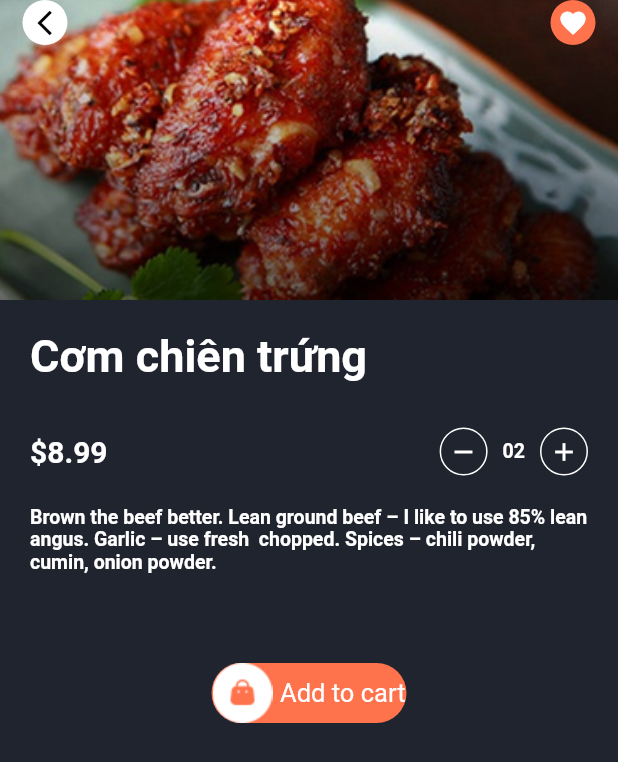
After one commit to MrLongg71/foodhub, a Flutter app: the FoodDetailPage screen opened by its route, on a phone screen of 412 x 824 dp. The commit adds this screen. Shown: the top 762 px of the screen. Run offline on Flutter 3.47's test engine with Material 2 defaults, Android fonts, the light colour scheme and no system bars; our stand-ins replace avatar_glow, equatable, flutter_bloc, flutter_rating_bar; Roboto replaces fonts that are missing (SFProText).

Commit message:
init food deatail page

```diff
--- /dev/null
+++ b/lib/src/module/foods/pages/food_detail_page.dart
@@ -0,0 +1,196 @@
+import 'package:flutter/material.dart';
+import 'package:foodhub/src/util/colors.dart';
+import 'package:foodhub/src/util/styles.dart';
+import 'package:foodhub/src/util/uidata.dart';
+import 'package:foodhub/src/widgets/stateful/filled_round_button.dart';
+
+class FoodDetailPage extends StatefulWidget {
+  const FoodDetailPage({Key key}) : super(key: key);
+
+  @override
+  _FoodDetailPageState createState() => _FoodDetailPageState();
+}
+
+class _FoodDetailPageState extends State<FoodDetailPage> {
+  EdgeInsets padding;
+  Size size;
+
+  @override
+  Widget build(BuildContext context) {
+    padding = MediaQuery.of(context).padding;
+    size = MediaQuery.of(context).size;
+    return Scaffold(
+      body: _buildBody(),
+    );
+  }
+
+  Widget _buildBody() {
+    return SingleChildScrollView(
+      child: Column(
+        crossAxisAlignment: CrossAxisAlignment.start,
+        children: [
+          _buildImageFood(),
+          Padding(
+            padding: const EdgeInsets.all(20.0),
+            child: Text(
+              "Cơm chiên trứng",
+              style: StylesText.body30RegularSFProText,
+            ),
+          ),
+          _buildIncreaseDecrease(),
+          _buildDescription(),
+          _buildButtonAddCart(),
+          // _buildReview()
+        ],
+      ),
+    );
+  }
+
+  Widget _buildImageFood() {
+    return Container(
+      height: 200,
+      child: Stack(
+        children: [
+          Image.asset(
+            UIData.image1,
+            fit: BoxFit.cover,
+            height: double.infinity,
+            width: double.infinity,
+          ),
+          Container(
+            decoration:
+                BoxDecoration(gradient: MyColors.gradient_black_to_grey),
+          ),
+          Positioned(
+            left: 15,
+            right: 15,
+            top: padding.top,
+            child: Row(
+              children: [
+                Container(
+                  decoration: BoxDecoration(
+                      color: MyColors.white,
+                      borderRadius: BorderRadius.circular(50)),
+                  padding: EdgeInsets.all(5),
+                  child: Icon(
+                    Icons.arrow_back_ios_sharp,
+                    color: Colors.black,
+                  ),
+                ),
+                Spacer(),
+                Container(
+                    decoration: BoxDecoration(
+                        color: MyColors.tanHide,
+                        borderRadius: BorderRadius.circular(50)),
+                    padding: EdgeInsets.all(5),
+                    child: Icon(Icons.favorite_sharp)),
+              ],
+            ),
+          ),
+        ],
+      ),
+    );
+  }
+
+  Widget _buildIncreaseDecrease() {
+    return Container(
+      padding: EdgeInsets.symmetric(horizontal: 20, vertical: 10),
+      child: Row(
+        children: [
+          Expanded(
+              child: Text(
+            "\$8.99",
+            style: StylesText.body21CenterBoldWhite,
+          )),
+          Container(
+            decoration: BoxDecoration(
+                border: Border.all(color: Colors.white),
+                borderRadius: BorderRadius.circular(50)),
+            padding: EdgeInsets.all(5),
+            child: Icon(Icons.remove),
+          ),
+          SizedBox(
+            width: 10,
+          ),
+          Text("02"),
+          SizedBox(
+            width: 10,
+          ),
+          Container(
+            decoration: BoxDecoration(
+                border: Border.all(color: Colors.white),
+                borderRadius: BorderRadius.circular(50)),
+            padding: EdgeInsets.all(5),
+            child: Icon(Icons.add),
+          ),
+        ],
+      ),
+    );
+  }
+
+  Widget _buildDescription() {
+    return Container(
+      margin: EdgeInsets.symmetric(horizontal: 20, vertical: 10),
+      child: Text(
+          "Brown the beef better. Lean ground beef – I like to use 85% lean angus. Garlic – use fresh  chopped. Spices – chili powder, cumin, onion powder."),
+    );
+  }
+
+  Widget _buildButtonAddCart() {
+    return Center(
+      child: Container(
+        margin: EdgeInsets.symmetric(vertical: 50),
+        width: 130,
+        height: 40.0,
+        child: FilledRoundButton.withColor(
+          radius: 28,
+          pureColor: MyColors.tanHide,
+          prefIcon: Image.asset(
+            UIData.ic_cart,
+          ),
+          text: Text(
+            "Add to cart",
+            style: Theme.of(context)
+                .textTheme
+                .headline
+                .merge(TextStyle(color: Colors.white)),
+          ),
+          onTap: () {},
+        ),
+      ),
+    );
+  }
+
+  Widget _buildReview() {
+    return Padding(
+      padding: const EdgeInsets.symmetric(horizontal: 8.0),
+      child: Row(
+        children: [
+          Padding(
+            padding: const EdgeInsets.only(right: 3.0),
+            child: Text(
+              "4.5",
+              style: StylesText.body12White,
+            ),
+          ),
+          Icon(
+            Icons.star,
+            color: Colors.yellow,
+            size: 15,
+          ),
+          Icon(
+            Icons.mode_comment_outlined,
+            size: 15,
+          ),
+          Padding(
+            padding: const EdgeInsets.only(left: 3.0),
+            child: Text(
+              "5",
+              style: StylesText.body12White,
+            ),
+          ),
+        ],
+      ),
+    );
+  }
+}
--- a/lib/src/module/home/pages/home_page.dart
+++ b/lib/src/module/home/pages/home_page.dart
@@ -349,7 +349,9 @@ class HomePageState extends State<HomePage> {
   }
 
   Widget _buildPopularItem() {
-    return Container(
+    return InkWell(
+      onTap: () => navigateToNewScreen('/food-detail'),
+      child: Container(
         margin: EdgeInsets.symmetric(horizontal: 5),
         decoration: BoxDecoration(
             color: MyColors.bgTextField, borderRadius: BorderRadius.circular(10)),
@@ -410,7 +412,13 @@ class HomePageState extends State<HomePage> {
             ),
           ],
         ),
+      ),
     );
+  }
+
+  navigateToNewScreen(String routeName, {dynamic argument}) {
+    Navigator.of(context, rootNavigator: true)
+        .pushNamed(routeName, arguments: argument);
   }
 }
 
--- a/lib/src/util/route_generator.dart
+++ b/lib/src/util/route_generator.dart
@@ -6,6 +6,7 @@ import 'package:foodhub/src/module/authentication/pages/splash_screen_page.dart'
 import 'package:foodhub/src/module/authentication/pages/verification_code_page.dart';
 import 'package:foodhub/src/module/authentication/pages/welcome_page.dart';
 import 'package:foodhub/src/module/dashboard/page/dashboard_page.dart';
+import 'package:foodhub/src/module/foods/pages/food_detail_page.dart';
 import 'package:foodhub/src/module/foods/pages/review_page.dart';
 import 'package:foodhub/src/module/home/pages/home_page.dart';
 
@@ -28,6 +29,8 @@ class RouteGenerator {
         return _buildRoute(settings, DashboardPage());
       case '/home':
         return _buildRoute(settings, HomePage());
+      case '/food-detail':
+        return _buildRoute(settings, FoodDetailPage());
       case '/review':
         return _buildRoute(settings, ReviewPage());
       default:
--- a/lib/src/util/uidata.dart
+++ b/lib/src/util/uidata.dart
@@ -32,6 +32,8 @@ class UIData {
   static const String ic_profile = "$imageDir/ic_profile.png";
   static const String ic_setting = "$imageDir/ic_setting.png";
   static const String ic_wallet = "$imageDir/ic_wallet.png";
+
+  static const String ic_cart = "$imageDir/ic_cart.png";
 }
 
 class AppSize {
```
Also changed, not shown: assets/images/ic_cart.png (added). Lines whose indentation alone changed are shown as unchanged.
